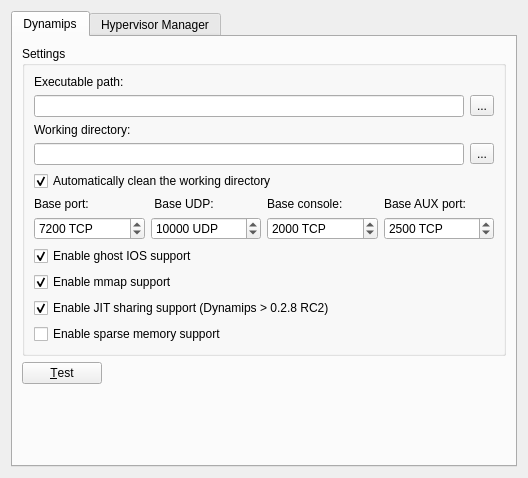
Above: src/GNS3/Ui/ConfigurationPages/Form_PreferencesDynamips.ui from GNS3/gns3-legacy before the change. Below: the same form after it.
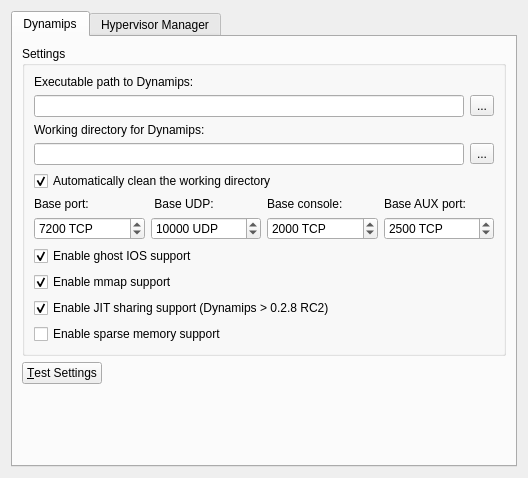
That is the form after the change.

```diff
--- a/src/GNS3/Ui/ConfigurationPages/Form_PreferencesDynamips.ui
+++ b/src/GNS3/Ui/ConfigurationPages/Form_PreferencesDynamips.ui
@@ -36,10 +36,10 @@
           <string>Settings</string>
          </property>
          <layout class="QGridLayout" name="gridLayout">
-          <item row="0" column="0">
+          <item row="0" column="0" colspan="2">
            <widget class="QLabel" name="label">
             <property name="text">
-             <string>Executable path:</string>
+             <string>Executable path to Dynamips:</string>
             </property>
            </widget>
           </item>
@@ -63,7 +63,7 @@
           <item row="2" column="0" colspan="2">
            <widget class="QLabel" name="label_2">
             <property name="text">
-             <string>Working directory:</string>
+             <string>Working directory for Dynamips:</string>
             </property>
            </widget>
           </item>
@@ -219,7 +219,7 @@
          <item>
           <widget class="QPushButton" name="pushButtonTestDynamips">
            <property name="text">
-            <string>&amp;Test</string>
+            <string>&amp;Test Settings</string>
            </property>
           </widget>
          </item>
```
